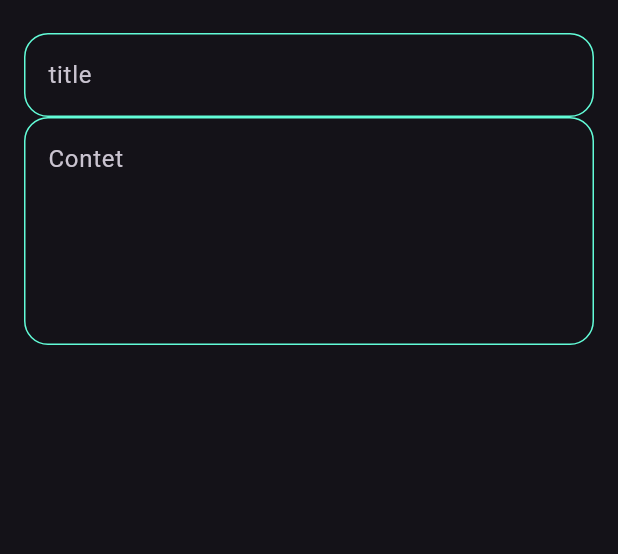
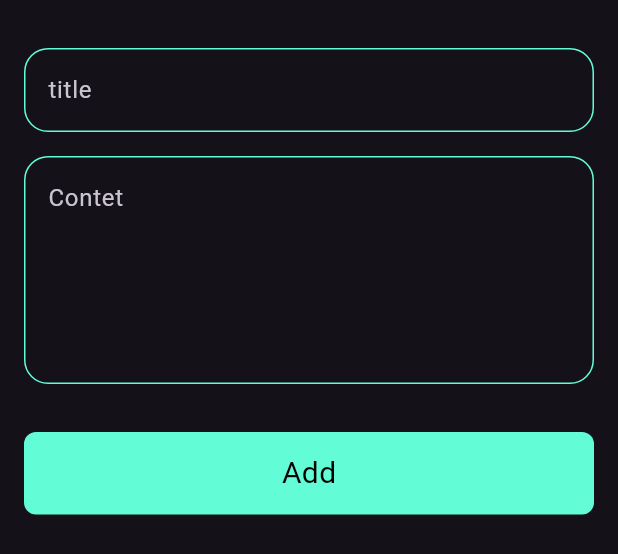
Before and after one commit to George-Anyas/notes_app, a Flutter app: the AddNoteButtomSheet widget shown alone on an empty page, opened directly, on a phone screen of 412 x 824 dp. Shown: the top 554 px of the screen. Run offline on Flutter 3.47's test engine with Material 3 defaults, Android fonts, the phone set to English and light mode, and no system bars; Roboto replaces fonts that are missing (Poppins).

Commit message:
finish notes buttom sheet

```diff
--- a/lib/widgets/add_noteButtom_shet.dart
+++ b/lib/widgets/add_noteButtom_shet.dart
@@ -1,4 +1,7 @@
+import 'package:flutter/gestures.dart';
 import 'package:flutter/material.dart';
+import 'package:notes_app/constans.dart';
+import 'package:notes_app/widgets/custom_buttom.dart';
 import 'package:notes_app/widgets/custom_textfiled.dart';
 
 class AddNoteButtomSheet extends StatelessWidget {
@@ -6,21 +9,33 @@ class AddNoteButtomSheet extends StatelessWidget {
 
   @override
   Widget build(BuildContext context) {
-    return Padding(
-      padding: const EdgeInsets.symmetric(horizontal: 16.0),
+    return const Padding(
+      padding: EdgeInsets.symmetric(horizontal: 16.0),
+      child: SingleChildScrollView(
         child: Column(
           children: [
             SizedBox(
-            height: 22,
+              height: 32,
             ),
             CustomTextField(
               hint: 'title',
             ),
+            SizedBox(
+              height: 16,
+            ),
             CustomTextField(
               hint: 'Contet',
               maxLines: 5,
+            ),
+            SizedBox(
+              height: 32,
+            ),
+            CustomButtom(),
+            SizedBox(
+              height: 16,
             )
           ],
+        ),
       ),
     );
   }
--- /dev/null
+++ b/lib/widgets/custom_buttom.dart
@@ -0,0 +1,26 @@
+import 'package:flutter/material.dart';
+import 'package:notes_app/constans.dart';
+
+class CustomButtom extends StatelessWidget {
+  const CustomButtom({super.key});
+
+  @override
+  Widget build(BuildContext context) {
+    return Container(
+      decoration: BoxDecoration(
+          color: KprimaryColor, borderRadius: BorderRadius.circular(8)),
+      width: MediaQuery.of(context).size.width,
+      height: 55,
+      child: const Center(
+        child: Text(
+          'Add',
+          style: TextStyle(
+            color: Colors.black,
+            fontSize: 20,
+            fontWeight: FontWeight.w400,
+          ),
+        ),
+      ),
+    );
+  }
+}
```
Lines whose indentation alone changed are shown as unchanged.
